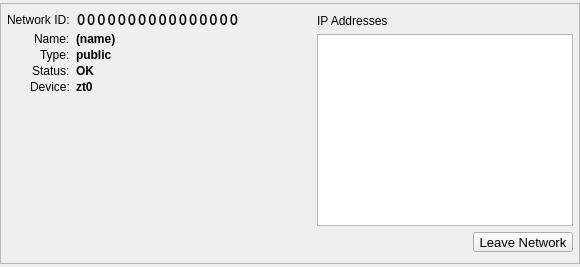
Above: ZeroTierUI/network.ui from zerotier/ZeroTierOne before the change. Below: the same form after it.
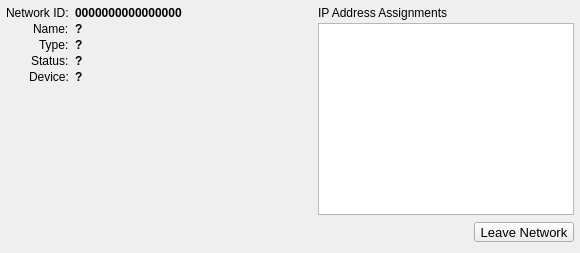
That is the form after the change.

Commit message: Network list update works in UI.

```diff
--- a/ZeroTierUI/network.ui
+++ b/ZeroTierUI/network.ui
@@ -7,11 +7,11 @@
     <x>0</x>
     <y>0</y>
     <width>580</width>
-    <height>267</height>
+    <height>253</height>
    </rect>
   </property>
   <property name="sizePolicy">
-   <sizepolicy hsizetype="Expanding" vsizetype="Fixed">
+   <sizepolicy hsizetype="Expanding" vsizetype="Maximum">
     <horstretch>0</horstretch>
     <verstretch>0</verstretch>
    </sizepolicy>
@@ -22,30 +22,6 @@
   <property name="styleSheet">
    <string notr="true"/>
   </property>
-  <layout class="QHBoxLayout" name="horizontalLayout_3">
-   <property name="spacing">
-    <number>0</number>
-   </property>
-   <property name="leftMargin">
-    <number>0</number>
-   </property>
-   <property name="topMargin">
-    <number>3</number>
-   </property>
-   <property name="rightMargin">
-    <number>0</number>
-   </property>
-   <property name="bottomMargin">
-    <number>3</number>
-   </property>
-   <item>
-    <widget class="QFrame" name="frame">
-     <property name="frameShape">
-      <enum>QFrame::StyledPanel</enum>
-     </property>
-     <property name="frameShadow">
-      <enum>QFrame::Raised</enum>
-     </property>
      <layout class="QHBoxLayout" name="horizontalLayout">
       <property name="spacing">
        <number>6</number>
@@ -118,8 +94,6 @@
            </property>
            <property name="font">
             <font>
-             <family>Courier</family>
-             <pointsize>13</pointsize>
              <weight>75</weight>
              <bold>true</bold>
             </font>
@@ -128,10 +102,7 @@
             <string>Click to Copy to Clipboard</string>
            </property>
            <property name="styleSheet">
-            <string notr="true">border: 0;
-padding: 0;
-margin: 0;
-text-align: left;</string>
+         <string notr="true">border: 0; padding: 0; margin: 0; text-align: left;</string>
            </property>
            <property name="text">
             <string>0000000000000000</string>
@@ -160,7 +131,7 @@
             </font>
            </property>
            <property name="text">
-            <string>(name)</string>
+         <string>?</string>
            </property>
            <property name="textFormat">
             <enum>Qt::PlainText</enum>
@@ -186,7 +157,7 @@
             </font>
            </property>
            <property name="text">
-            <string>public</string>
+         <string>?</string>
            </property>
            <property name="textFormat">
             <enum>Qt::PlainText</enum>
@@ -218,7 +189,7 @@
             </font>
            </property>
            <property name="text">
-            <string>OK</string>
+         <string>?</string>
            </property>
            <property name="textFormat">
             <enum>Qt::PlainText</enum>
@@ -244,7 +215,7 @@
             </font>
            </property>
            <property name="text">
-            <string>zt0</string>
+         <string>?</string>
            </property>
            <property name="textFormat">
             <enum>Qt::PlainText</enum>
@@ -257,14 +228,17 @@
       <item>
        <widget class="QWidget" name="rightWidget" native="true">
         <property name="sizePolicy">
-         <sizepolicy hsizetype="Maximum" vsizetype="Maximum">
+      <sizepolicy hsizetype="Maximum" vsizetype="Preferred">
           <horstretch>0</horstretch>
           <verstretch>0</verstretch>
          </sizepolicy>
         </property>
         <layout class="QVBoxLayout" name="verticalLayout">
          <property name="spacing">
-          <number>6</number>
+       <number>3</number>
+      </property>
+      <property name="sizeConstraint">
+       <enum>QLayout::SetNoConstraint</enum>
          </property>
          <property name="leftMargin">
           <number>0</number>
@@ -286,7 +260,7 @@
             </font>
            </property>
            <property name="text">
-            <string>IP Addresses</string>
+         <string>IP Address Assignments</string>
            </property>
            <property name="textFormat">
             <enum>Qt::PlainText</enum>
@@ -313,6 +287,9 @@
              <pointsize>12</pointsize>
             </font>
            </property>
+        <property name="focusPolicy">
+         <enum>Qt::NoFocus</enum>
+        </property>
            <property name="editTriggers">
             <set>QAbstractItemView::NoEditTriggers</set>
            </property>
@@ -322,8 +299,8 @@
            <property name="selectionMode">
             <enum>QAbstractItemView::SingleSelection</enum>
            </property>
-           <property name="resizeMode">
-            <enum>QListView::Fixed</enum>
+        <property name="horizontalScrollMode">
+         <enum>QAbstractItemView::ScrollPerPixel</enum>
            </property>
            <property name="sortingEnabled">
             <bool>true</bool>
@@ -387,9 +364,6 @@
               <property name="text">
                <string>Leave Network</string>
               </property>
-             </widget>
-            </item>
-           </layout>
           </widget>
          </item>
         </layout>
```
Lines whose indentation alone changed are shown as unchanged. The commit also changes 3 other files.
